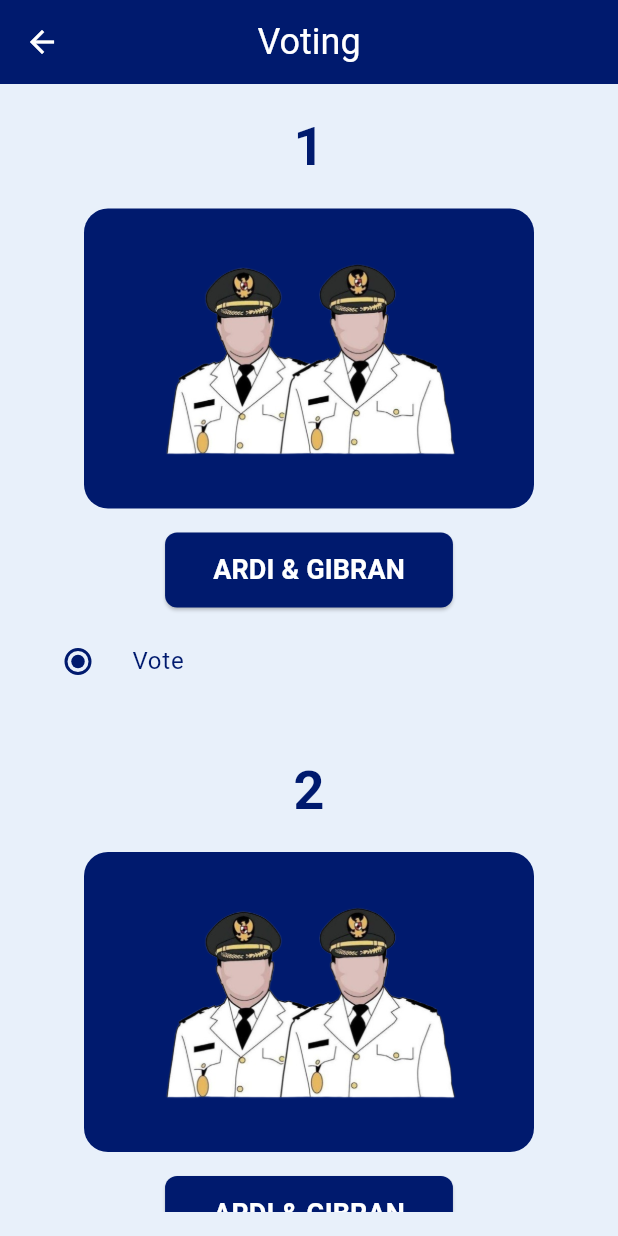
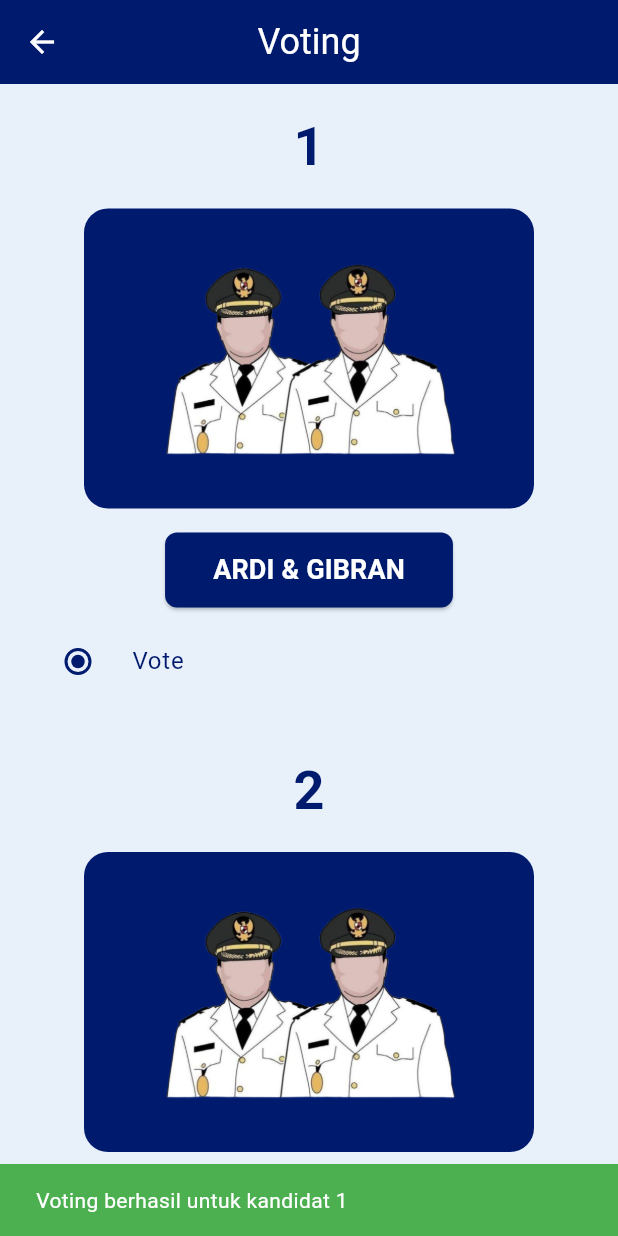
Before and after one commit to arhyyyyy/Joki01, a Flutter app: the VotingPage screen opened directly, after a tap on "ARDI & GIBRAN", on a phone screen of 412 x 824 dp. Run offline on Flutter 3.47's test engine with Material 3 defaults, Android fonts, the phone set to English and light mode, and no system bars.

Commit message:
FrontEnd

```diff
--- a/FrontEnd/pungutsuara/lib/user/voting.dart
+++ b/FrontEnd/pungutsuara/lib/user/voting.dart
@@ -39,7 +39,7 @@ class _VotingPageState extends State<VotingPage> {
                 crossAxisAlignment: CrossAxisAlignment.center,
                 children: [
                   Text(
-                    '${index + 1}',
+                    '${index + 1}', // Nomor urut kandidat
                     style: const TextStyle(
                       fontSize: 36,
                       fontWeight: FontWeight.bold,
@@ -61,7 +61,7 @@ class _VotingPageState extends State<VotingPage> {
                       Positioned(
                         top: 20,
                         child: Image.asset(
-                          'assets/Calon.png',
+                          'assets/Calon.png', // Path gambar kandidat
                           width: 200,
                           height: 160,
                         ),
@@ -72,8 +72,19 @@ class _VotingPageState extends State<VotingPage> {
                   ElevatedButton(
                     onPressed: () {
                       setState(() {
-                        _selectedCandidate = index;
+                        _selectedCandidate = index; // Set kandidat yang dipilih
                       });
+                      // Menampilkan SnackBar untuk notifikasi "Voting Berhasil"
+                    ScaffoldMessenger.of(context).showSnackBar(
+                  SnackBar(
+                    content: Text(
+                    'Voting berhasil untuk kandidat ${index + 1}', // String dinamis diperbolehkan
+                    style: const TextStyle(color: Colors.white),
+                    ),
+                  backgroundColor: Colors.green,
+                  duration: const Duration(seconds: 2),
+                      ),
+                    );
                       print('Voted for candidate ${index + 1}');
                     },
                     style: ElevatedButton.styleFrom(
```
